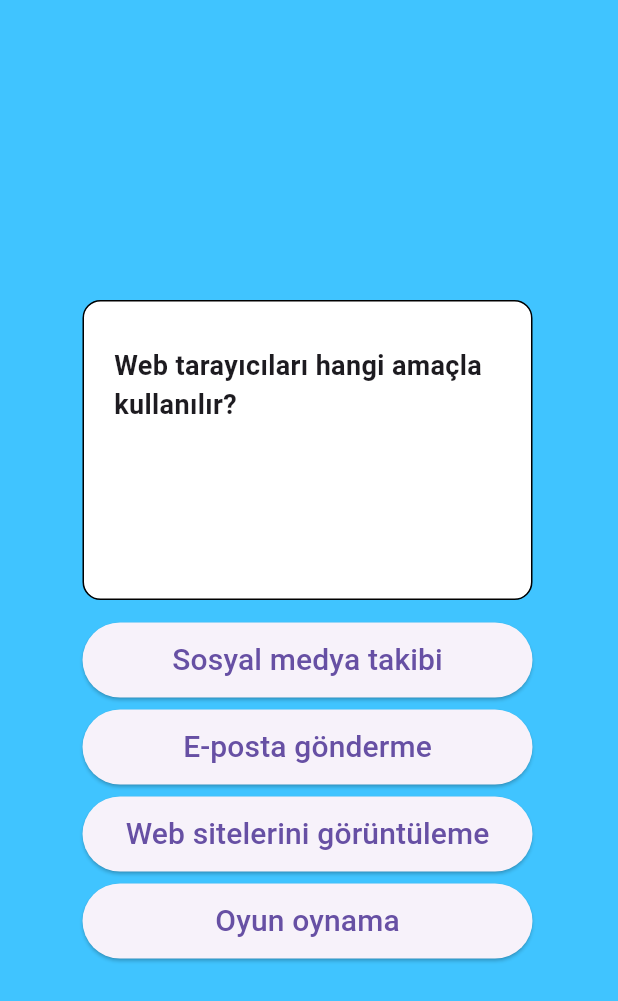
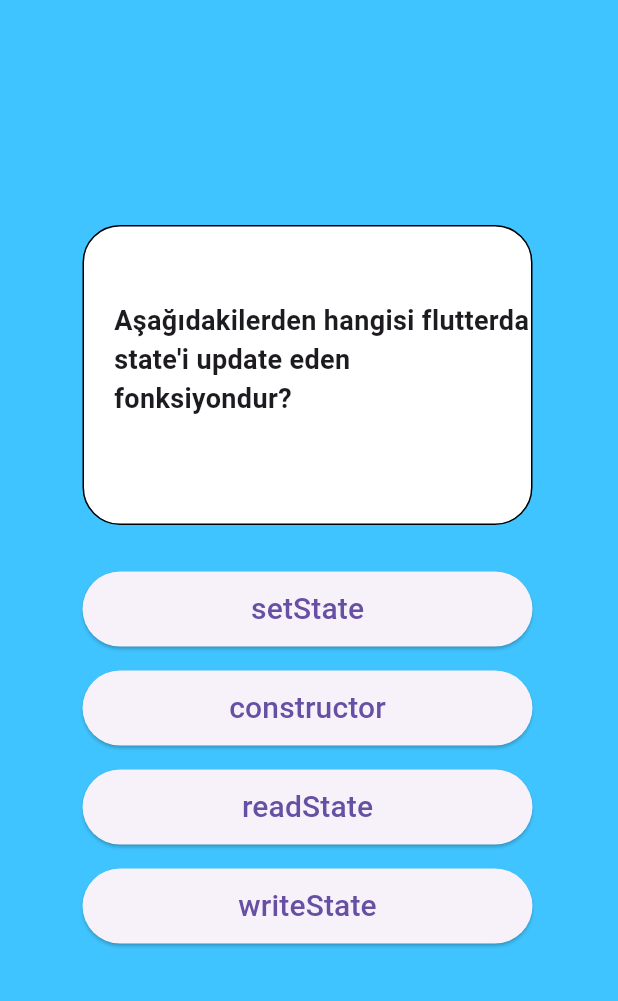
Before and after one commit to emrahyasinisik/odev, a Flutter app: the screen it shows after launch, after a tap on "Start Quiz", on a phone screen of 412 x 824 dp. Shown: the top 1001 px of the screen. Run offline on Flutter 3.47's test engine with Material 3 defaults, Android fonts, the phone set to English and light mode, and no system bars.

Commit message:
19/03/2024

```diff
--- a/odev1/map.dart
+++ b/odev1/map.dart
@@ -18,5 +18,5 @@ void main() {
 
   print(dictionary2.containsKey("kitap"));
 
-  dictionary2.forEach((k, v) => {print(k + " : " + v)});
+  dictionary2.forEach((k, v) {print(k + " : " + v);});
 }
--- a/odev2/main.dart
+++ b/odev2/main.dart
@@ -1,6 +1,4 @@
 import 'CustomerService1.dart';
-import 'cache_service.dart';
-import 'customer_service.dart';
 import 'soyutlama-abstraction.dart';
 import 'course_card.dart';
 import 'courses.dart';
@@ -59,7 +57,6 @@ void main() {
   CustomerService.Update(
       User(name: "name", lastName: "lastName", email: "email"));
 
-  CacheServices<String> cacheServices = new CacheServices();
   // CacheServices<double> cacheServices1 = new cacheServices1();
   // CacheServices<String> cacheServices1 = new cacheServices1();
 }
--- a/odev3-quiz/quizapp/lib/data/question_data.dart
+++ b/odev3-quiz/quizapp/lib/data/question_data.dart
@@ -1,65 +1,14 @@
-import 'package:flutter/material.dart';
 import 'package:quizapp/models/question.dart';
-import 'package:quizapp/models/quiz_end.dart';
 
-questiondata myquizapp = new questiondata();
-
-class questiondata {
-  int Questionindex = 0;
-
-  List<Question> questions = [
-    Question(
-        question: "Web tarayıcıları hangi amaçla kullanılır?",
-        answer_a: "Sosyal medya takibi",
-        answer_b: "E-posta gönderme",
-        answer_c: "Web sitelerini görüntüleme",
-        answer_d: "Oyun oynama"),
-    Question(
-        question: "IP adresi nedir?",
-        answer_a: "İnternet hızını ölçen bir araç",
-        answer_b: "Bir web sitesinin adı",
-        answer_c: "Cihazın internete ",
-        answer_d: "İnternet tarayıcısının sürümü"),
-    Question(
-        question: "Hangi protokol e-posta göndermek için kullanılır?",
-        answer_a: "HTTP",
-        answer_b: "FTP",
-        answer_c: "SMTP",
-        answer_d: "POP3"),
-    Question(
-        question: "Hangi cihazlar Wi-Fi ile internete bağlanabilir?",
-        answer_a: "Sadece bilgisayarlar",
-        answer_b: "Sadece akıllı telefonlar",
-        answer_c: "Bilgisayarlar,telefonlar vs.",
-        answer_d: "Sadece televizyonlar"),
-  ];
-
-  void nextQuestion(context) {
-    if (Questionindex < 3) {
-      Questionindex++;
-    } else if (Questionindex == 3) {
-      Navigator.pushReplacement(
-          context, MaterialPageRoute(builder: (context) => quizend()));
-    }
-  }
-
-  String ridequestion() {
-    return questions[Questionindex].question;
-  }
-
-  String ridequestion_a() {
-    return questions[Questionindex].answer_a;
-  }
-
-  String ridequestion_b() {
-    return questions[Questionindex].answer_b;
-  }
-
-  String ridequestion_c() {
-    return questions[Questionindex].answer_c;
-  }
-
-  String ridequestion_d() {
-    return questions[Questionindex].answer_d;
-  }
-}
+const questions = [
+  Question(
+      question:
+          "Aşağıdakilerden hangisi flutterda state'i update eden fonksiyondur?",
+      answers: ["setState", "constructor", "readState", "writeState"]),
+  Question(
+      question: "Flutter hangi dili kullanır?",
+      answers: ["javascript", "dart", "c#", "java"]),
+  Question(question: "Deneme", answers: ["a", "b", "c", "d", "e"]),
+  Question(question: "Deneme", answers: ["sd", "bsd"]),
+  Question(question: "Deneme", answers: ["a", "b", "c", "d", "e", "f", "g"]),
+];
--- a/odev3-quiz/quizapp/lib/main.dart
+++ b/odev3-quiz/quizapp/lib/main.dart
@@ -13,7 +13,7 @@ class MyApp extends StatelessWidget {
   Widget build(BuildContext context) {
     return const MaterialApp(
       debugShowCheckedModeBanner: false,
-      home: quizStartScreen(),
+      home: QuizStartScreen(),
     );
   }
 }
--- a/odev3-quiz/quizapp/lib/quiz_start_screen.dart
+++ b/odev3-quiz/quizapp/lib/quiz_start_screen.dart
@@ -1,14 +1,14 @@
 import 'package:flutter/material.dart';
 import 'package:quizapp/quizscreen.dart';
 
-class quizStartScreen extends StatefulWidget {
-  const quizStartScreen({super.key});
+class QuizStartScreen extends StatefulWidget {
+  const QuizStartScreen({super.key});
 
   @override
-  State<quizStartScreen> createState() => _quizStartScreenState();
+  State<QuizStartScreen> createState() => _QuizStartScreenState();
 }
 
-class _quizStartScreenState extends State<quizStartScreen> {
+class _QuizStartScreenState extends State<QuizStartScreen> {
   @override
   Widget build(BuildContext context) {
     return Scaffold(
@@ -17,7 +17,7 @@ class _quizStartScreenState extends State<quizStartScreen> {
         child: ElevatedButton(
             onPressed: () {
               Navigator.push(context,
-                  MaterialPageRoute(builder: (context) => quizScreen()));
+                  MaterialPageRoute(builder: (context) => const QuizScreen()));
             },
             child: const Text(
               "Start Quiz",
--- a/odev3-quiz/quizapp/lib/quizscreen.dart
+++ b/odev3-quiz/quizapp/lib/quizscreen.dart
@@ -1,16 +1,44 @@
 import 'package:flutter/material.dart';
 import 'package:quizapp/data/question_data.dart';
+import 'package:quizapp/models/quiz_end.dart';
+import 'package:quizapp/widgets/answer_button.dart';
 
-class quizScreen extends StatefulWidget {
-  const quizScreen({super.key});
+class QuizScreen extends StatefulWidget {
+  const QuizScreen({super.key});
 
   @override
-  State<quizScreen> createState() => _quizScreenState();
+  State<QuizScreen> createState() => QuizScreenState();
 }
 
-class _quizScreenState extends State<quizScreen> {
+class QuizScreenState extends State<QuizScreen> {
+  int currentQuestionIndex = 0;
+  bool resultPage = false;
+  List<String> selectedAnswers = [];
+
+  void answer() {
+    // Cevap verildiğinde verilen cevapları hafızada tut.
+    // Sonuç ekranını tasarlayınız.
+    setState(
+      () {
+        if (currentQuestionIndex < questions.length - 1) {
+          currentQuestionIndex++;
+        } else {
+          Navigator.push(
+            context,
+            MaterialPageRoute(
+              builder: (context) => Quizend(
+                  selectedAnswers: selectedAnswers, questions: questions),
+            ),
+          );
+        }
+      },
+    );
+  }
+
   @override
   Widget build(BuildContext context) {
+    final currentQuestion = questions[currentQuestionIndex];
+    debugPrint(selectedAnswers.toString());
     return Scaffold(
       backgroundColor: Colors.lightBlueAccent,
       body: Column(
@@ -18,92 +46,37 @@ class _quizScreenState extends State<quizScreen> {
         crossAxisAlignment: CrossAxisAlignment.start,
         children: [
           Padding(
-            padding: const EdgeInsets.only(top: 200, left: 55),
-            child: SizedBox(
+            padding: const EdgeInsets.only(top: 150, left: 55),
+            child: Container(
               height: 200,
               width: 300,
-              child: Container(
               decoration: BoxDecoration(
                   color: Colors.white,
-                    borderRadius: BorderRadius.circular(12),
+                  borderRadius: BorderRadius.circular(25),
                   border: Border.all(color: Colors.black)),
-                padding: EdgeInsets.only(top: 30),
-                child: Padding(
-                  padding: const EdgeInsets.only(left: 20, top: 0),
+              padding: const EdgeInsets.only(top: 50, left: 20),
               child: Text(
-                    myquizapp.ridequestion(),
-                    style: TextStyle(fontSize: 18, fontWeight: FontWeight.bold),
-                  ),
-                ),
+                currentQuestion.question,
+                style:
+                    const TextStyle(fontSize: 18, fontWeight: FontWeight.bold),
               ),
             ),
           ),
           Padding(
             padding: const EdgeInsets.only(left: 55, top: 15),
             child: Column(
-              mainAxisAlignment: MainAxisAlignment.start,
-              crossAxisAlignment: CrossAxisAlignment.start,
-              children: [
-                ElevatedButton(
+              mainAxisAlignment: MainAxisAlignment.spaceAround,
+              children: currentQuestion.answers
+                  .map(
+                    (e) => AnswerButton(
+                      answer: e,
                       onPressed: () {
-                      setState(() {
-                        myquizapp.nextQuestion(context);
-                      });
+                        answer();
+                        selectedAnswers.add(e);
                       },
-                    child: Text(
-                      myquizapp.ridequestion_a(),
-                      style: TextStyle(fontSize: 20),
                     ),
-                    style: ElevatedButton.styleFrom(
-                      minimumSize: Size(300, 50),
-                      maximumSize: Size(300, 70),
-                    )),
-                Padding(
-                  padding: const EdgeInsets.only(top: 8.0),
-                  child: ElevatedButton(
-                      onPressed: () {
-                        setState(() {
-                          myquizapp.nextQuestion(context);
-                        });
-                      },
-                      child: Text(myquizapp.ridequestion_b(),
-                          style: TextStyle(fontSize: 20)),
-                      style: ElevatedButton.styleFrom(
-                        minimumSize: Size(300, 50),
-                        maximumSize: Size(300, 70),
-                      )),
-                ),
-                Padding(
-                  padding: const EdgeInsets.only(top: 8.0),
-                  child: ElevatedButton(
-                      onPressed: () {
-                        setState(() {
-                          myquizapp.nextQuestion(context);
-                        });
-                      },
-                      child: Text(myquizapp.ridequestion_c(),
-                          style: TextStyle(fontSize: 20)),
-                      style: ElevatedButton.styleFrom(
-                        minimumSize: Size(300, 50),
-                        maximumSize: Size(300, 70),
-                      )),
-                ),
-                Padding(
-                  padding: const EdgeInsets.only(top: 8.0),
-                  child: ElevatedButton(
-                      onPressed: () {
-                        setState(() {
-                          myquizapp.nextQuestion(context);
-                        });
-                      },
-                      child: Text(myquizapp.ridequestion_d(),
-                          style: TextStyle(fontSize: 20)),
-                      style: ElevatedButton.styleFrom(
-                        minimumSize: Size(300, 50),
-                        maximumSize: Size(300, 70),
-                      )),
-                ),
-              ],
+                  )
+                  .toList(),
             ),
           ),
         ],
--- /dev/null
+++ b/odev3-quiz/quizapp/lib/widgets/answer_button.dart
@@ -0,0 +1,32 @@
+import 'package:flutter/material.dart';
+
+class AnswerButton extends StatefulWidget {
+  final String answer;
+  final Function onPressed;
+  const AnswerButton(
+      {super.key, required this.answer, required this.onPressed});
+
+  @override
+  State<AnswerButton> createState() => _AnswerButtonState();
+}
+
+class _AnswerButtonState extends State<AnswerButton> {
+  @override
+  Widget build(BuildContext context) {
+    return Padding(
+      padding: const EdgeInsets.only(top: 16.0),
+      child: ElevatedButton(
+          onPressed: () {
+            widget.onPressed();
+          },
+          style: ElevatedButton.styleFrom(
+            minimumSize: const Size(300, 50),
+            maximumSize: const Size(300, 70),
+          ),
+          child: Text(
+            widget.answer,
+            style: const TextStyle(fontSize: 20),
+          )),
+    );
+  }
+}
```
Also changed, not shown: odev3-quiz/quizapp/lib/models/question.dart (+7 -11 lines), odev3-quiz/quizapp/lib/models/quiz_end.dart (+24 -15 lines). Lines whose indentation alone changed are shown as unchanged.
